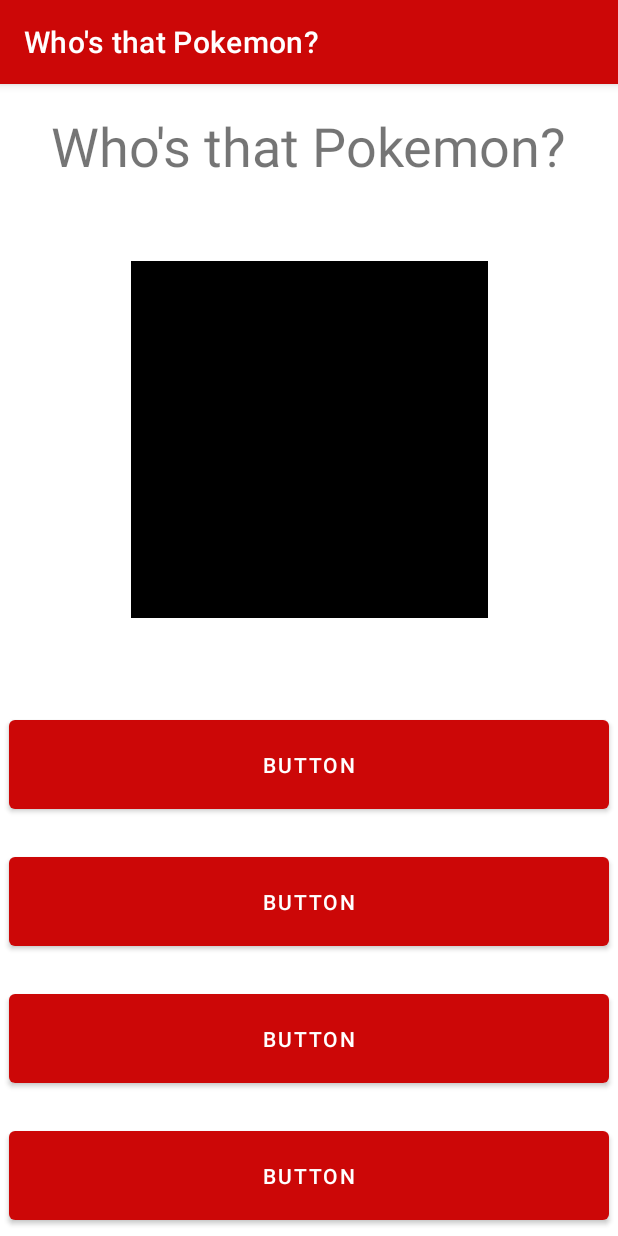
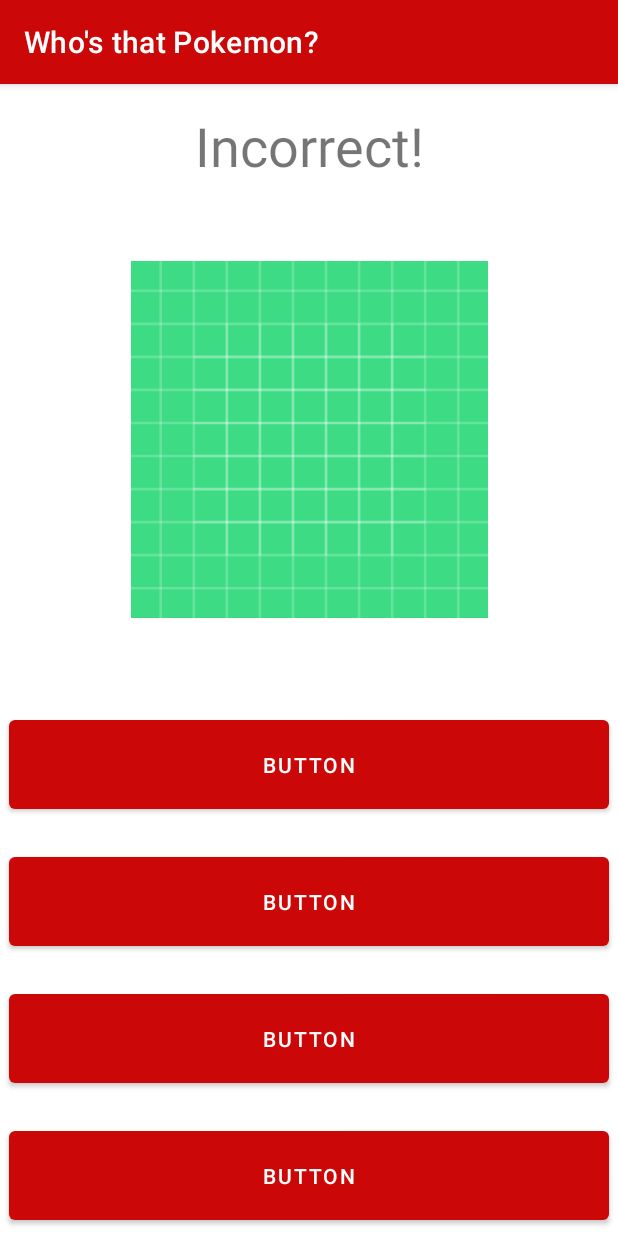
Before and after one commit to adrianTJenkins/Pokemon-Guessing-Game, an Android app: the screen it shows after launch (MainActivity), after a tap on "BUTTON", on a phone screen of 412 x 824 dp. Run offline under Robolectric (Android 15) with nearby library versions, the phone set to English and light mode, and no system bars; our stand-ins replace Volley, data binding; network calls fail; pictures from the network do not load.

Commit message:
Name Randomization and Button Logic

```diff
--- a/app/src/main/java/com/example/whosthatpokemonapp/MainActivity.java
+++ b/app/src/main/java/com/example/whosthatpokemonapp/MainActivity.java
@@ -3,17 +3,20 @@ package com.example.whosthatpokemonapp;
 import androidx.appcompat.app.AppCompatActivity;
 import androidx.databinding.DataBindingUtil;
 
+import android.graphics.Color;
 import android.os.Bundle;
 import android.os.Handler;
 import android.os.Looper;
 import android.util.Log;
 import android.view.View;
+import android.widget.Button;
 import android.widget.ImageView;
 
 import com.android.volley.Request;
 import com.android.volley.RequestQueue;
 import com.android.volley.Response;
 import com.android.volley.VolleyError;
+import com.android.volley.toolbox.JsonArrayRequest;
 import com.android.volley.toolbox.JsonObjectRequest;
 import com.android.volley.toolbox.Volley;
 import com.bumptech.glide.Glide;
@@ -25,35 +28,39 @@ import org.json.JSONObject;
 
 import java.io.IOException;
 import java.util.ArrayList;
+import java.util.Collections;
+import java.util.concurrent.Callable;
+import java.util.concurrent.ExecutionException;
 import java.util.concurrent.ExecutorService;
 import java.util.concurrent.Executors;
+import java.util.concurrent.Future;
 
 public class MainActivity extends AppCompatActivity implements View.OnClickListener {
 
     private ActivityMainBinding binding;
-    private Pokemon pokemon;
+    private ArrayList<String> pokemonNames = new ArrayList<>();
+    private String name = "";
+
 
     @Override
     protected void onCreate(Bundle savedInstanceState) {
         super.onCreate(savedInstanceState);
+        binding = DataBindingUtil.setContentView(this, R.layout.activity_main);
+        binding.appHeader.setText("Who's that Pokemon?");
+        binding.pkmImage.setColorFilter(null);
 
-        ExecutorService executor = Executors.newSingleThreadExecutor();
-        Handler handler = new Handler(Looper.getMainLooper());
-        executor.execute(() -> {
-            // JSON Request
-            String url = "https://app.pokemon-api.xyz/pokemon/random";
-            RequestQueue queue = Volley.newRequestQueue(this);
-            JsonObjectRequest jsonObjectRequest = new JsonObjectRequest
-                    (Request.Method.GET, url, null, new Response.Listener<JSONObject>() {
 
+        String pokeApiUrl = "https://pokeapi.co/api/v2/pokemon/?limit=898";
+        RequestQueue initialQueue = Volley.newRequestQueue(MainActivity.this);
+        JsonObjectRequest namesRequest = new JsonObjectRequest
+                (Request.Method.GET, pokeApiUrl, null, new Response.Listener<JSONObject>() {
                     @Override
                     public void onResponse(JSONObject response) {
                         try {
-                                JSONObject nameObject = response.getJSONObject("name");
-                                String name = nameObject.getString("english");
-                                String img = response.getString("thumbnail");
-                                pokemon.setName(name);
-                                pokemon.setImgUrl(img);
+                            JSONArray nameArray = response.getJSONArray("results");
+                            for(int i = 0; i < nameArray.length(); i++) {
+                                pokemonNames.add(nameArray.getJSONObject(i).getString("name"));
+                            }
                         } catch (JSONException e) {
                             e.printStackTrace();
                         }
@@ -63,28 +70,72 @@ public class MainActivity extends AppCompatActivity implements View.OnClickListe
                     @Override
                     public void onErrorResponse(VolleyError error) {
                         // TODO: Handle error
-
+                        Log.d("Error", "Error Response");
                     }
                 });
-            queue.add(jsonObjectRequest);
+        initialQueue.add(namesRequest);
 
-            handler.post(() -> {
-                //UI Thread
-                binding = DataBindingUtil.setContentView(this, R.layout.activity_main);
-                binding.optionOne.setOnClickListener(this);
-                binding.optionTwo.setOnClickListener(this);
-                binding.optionThree.setOnClickListener(this);
-                binding.optionFour.setOnClickListener(this);
-                Log.d("IMG",pokemon.imgUrl);
-                Glide.with(this).load(pokemon.imgUrl).into(binding.pkmImage); //share pokemon state after request
+        String url = "https://app.pokemon-api.xyz/pokemon/random";
+        RequestQueue queue = Volley.newRequestQueue(MainActivity.this);
+        JsonObjectRequest pkmRequest = new JsonObjectRequest
+                (Request.Method.GET, url, null, new Response.Listener<JSONObject>() {
+                    @Override
+                    public void onResponse(JSONObject response) {
+                        try {
+                            JSONObject nameObject = response.getJSONObject("name");
+                            name = nameObject.getString("english");
+                            String img = response.getString("thumbnail");
+                            randomizeButtons(name);
+                            Glide.with(MainActivity.this).load(img).into(binding.pkmImage);
+                        } catch (JSONException e) {
+                            e.printStackTrace();
+                        }
+                    }
+                }, new Response.ErrorListener() {
+
+                    @Override
+                    public void onErrorResponse(VolleyError error) {
+                        // TODO: Handle error
+                        Log.d("Error", "Error Response");
+                    }
                 });
-        });
-
+        queue.add(pkmRequest);
 
     }
 
-    @Override
     public void onClick(View v) {
-        Log.d("STATE", "Hello");
+        Button btn = (Button) v;
+        if(btn.getText().toString().equals(name)) {
+            binding.appHeader.setText("Correct!");
+        }
+        else {
+            binding.appHeader.setText("Incorrect!");
+        }
+        binding.pkmImage.setColorFilter(Color.argb(0, 0, 0, 0));
+    }
+
+    public void randomizeButtons(String n) {
+        ArrayList<Integer> nums = new ArrayList<Integer>();
+        nums.add(0);
+        nums.add(1);
+        nums.add(2);
+        nums.add(3);
+
+        Collections.shuffle(nums);
+
+        ArrayList<Button> buttons = new ArrayList<Button>();
+        buttons.add(binding.optionOne);
+        buttons.add(binding.optionTwo);
+        buttons.add(binding.optionThree);
+        buttons.add(binding.optionFour);
+
+        for (int i = 0; i < nums.size(); i++) {
+            if(i == 0) {
+                buttons.get(i).setText(n);
+            }
+            else {
+                buttons.get(i).setText(pokemonNames.get((int)(Math.random()*898)));
             }
         }
+    }
+}
--- a/app/src/main/res/layout/activity_main.xml
+++ b/app/src/main/res/layout/activity_main.xml
@@ -49,6 +49,7 @@
                 android:layout_gravity="center"
                 android:layout_marginTop="10dp"
                 android:layout_marginBottom="10dp"
+                android:onClick="onClick"
                 android:text="Button" />
 
             <Button
@@ -58,6 +59,7 @@
                 android:layout_gravity="center"
                 android:layout_marginTop="10dp"
                 android:layout_marginBottom="10dp"
+                android:onClick="onClick"
                 android:text="Button" />
 
             <Button
@@ -67,6 +69,7 @@
                 android:layout_gravity="center"
                 android:layout_marginTop="10dp"
                 android:layout_marginBottom="10dp"
+                android:onClick="onClick"
                 android:text="Button" />
 
             <Button
@@ -76,6 +79,7 @@
                 android:layout_gravity="center"
                 android:layout_marginTop="10dp"
                 android:layout_marginBottom="10dp"
+                android:onClick="onClick"
                 android:text="Button" />
 
         </LinearLayout>
```
Lines whose indentation alone changed are shown as unchanged.
